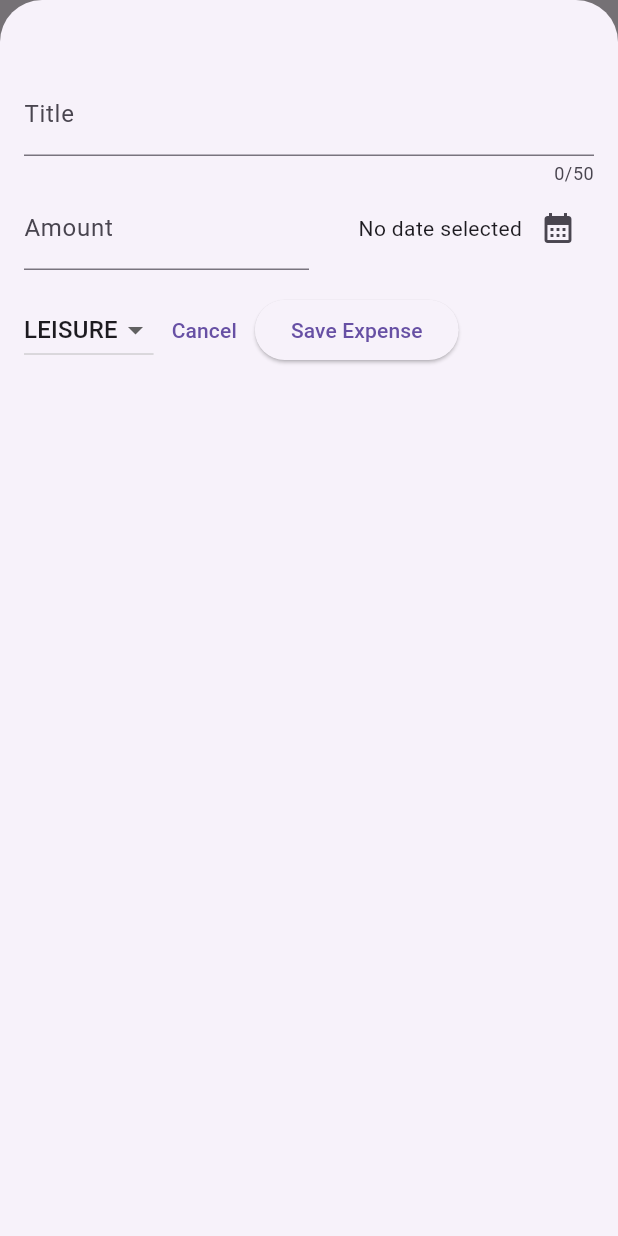
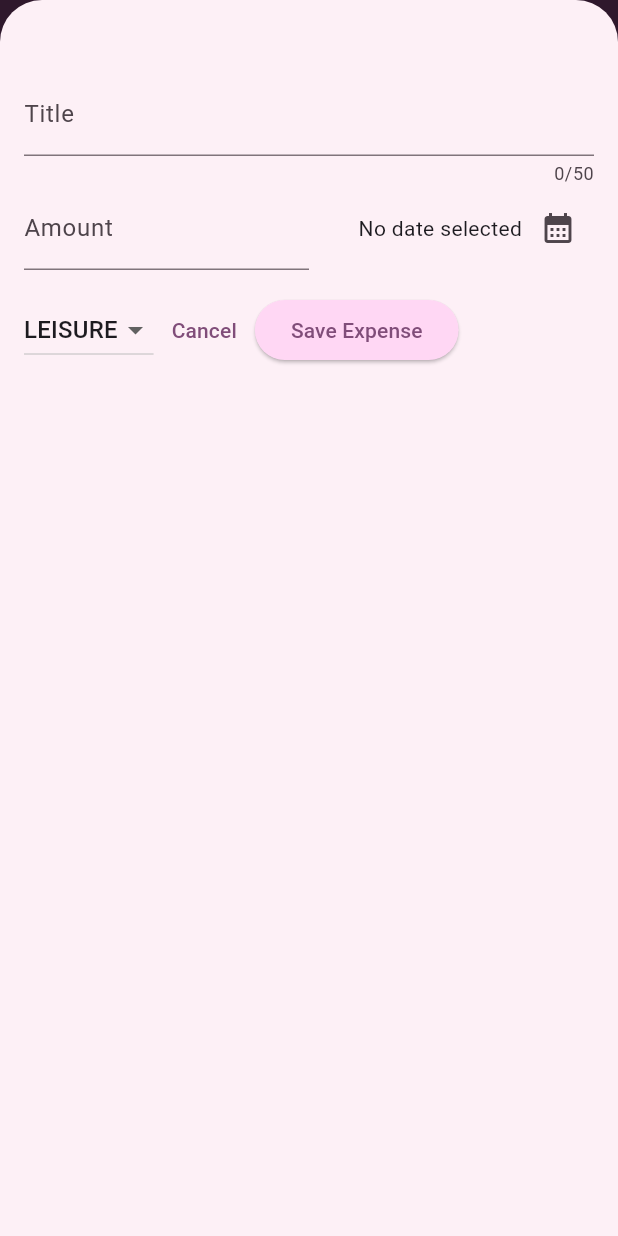
Before and after one commit to ir-sen/trackerappflutter, a Flutter app: the screen it shows after launch, after a tap on the "add" icon, on a phone screen of 412 x 824 dp. Run offline on Flutter 3.47's test engine with Material 3 defaults, Android fonts, the light colour scheme and no system bars.

Commit message:
add general theme in all elemnt

```diff
--- a/lib/main.dart
+++ b/lib/main.dart
@@ -1,11 +1,47 @@
 import 'package:flutter/material.dart';
 import 'package:trackerapp/widgets/expenses.dart';
+
+// this is chacnge color and setting in all applicatino
+
+var kColorScheme = ColorScheme.fromSeed(
+  seedColor: Color.fromARGB(255, 234, 21, 230)
+  );
 
 void main() {
 
   runApp(
     MaterialApp(
-      theme: ThemeData(useMaterial3: true),
+      theme:
+        ThemeData(
+          useMaterial3: true,
+        ).copyWith(
+          colorScheme: kColorScheme,
+          // set up to appbar
+          appBarTheme: const AppBarTheme().copyWith(
+            backgroundColor: kColorScheme.onPrimaryContainer,
+            foregroundColor: kColorScheme.primaryContainer
+          ),
+          // set upt card View in hole application
+          cardTheme: const CardTheme().copyWith(
+            color: kColorScheme.secondaryContainer,
+            margin: const EdgeInsets.all(16),
+          ),
+
+          elevatedButtonTheme: ElevatedButtonThemeData(
+              style: ElevatedButton.styleFrom(
+                backgroundColor: kColorScheme.primaryContainer,
+              ),
+            ),
+            textTheme: ThemeData().textTheme.copyWith(
+              titleLarge: TextStyle(
+                fontWeight: FontWeight.bold,
+                color: kColorScheme.onSecondaryContainer,
+                fontSize: 16,
+                ),
+
+            ),
+        ),
+
       home: const Expenses(),
     )
   );
--- a/lib/widgets/expense_item.dart
+++ b/lib/widgets/expense_item.dart
@@ -17,8 +17,12 @@ class ExpenseItem extends StatelessWidget {
           vertical: 16,
         ),
         child: Column(
+          crossAxisAlignment: CrossAxisAlignment.start,
           children: [
-            Text(expense.title),
+            Text(
+              expense.title,
+              style: Theme.of(context).textTheme.titleLarge,)
+              ,
             const SizedBox(height: 4,),
             Row (
               children: [
--- a/lib/widgets/expenses.dart
+++ b/lib/widgets/expenses.dart
@@ -1,3 +1,5 @@
+import 'dart:math';
+
 import 'package:flutter/material.dart';
 import 'package:trackerapp/new_expense.dart';
 import 'package:trackerapp/widgets/expenses_list.dart';
@@ -71,14 +73,47 @@ class _ExpensesState extends State<Expenses> {
     });
   }
 
+
+// like toas but in button
   void _removeExpense(Expense expense) {
+
+    final expenseIndex = _registeredExpenses.indexOf(expense);
+
     setState(() {
       _registeredExpenses.remove(expense);
     });
+    ScaffoldMessenger.of(context).clearSnackBars();
+    ScaffoldMessenger.of(context).showSnackBar(
+      SnackBar(
+        duration: const Duration(seconds: 3),
+        content: const Text('Expense deleted'),
+        action: SnackBarAction(
+          label: 'Undo',
+          onPressed: () {
+            setState(() {
+              _registeredExpenses.insert(expenseIndex, expense);
+            });
+          },
+        ),
+      ),
+      );
   }
+
+
 
   @override
   Widget build(BuildContext context) {
+
+    Widget mainContent = const Center(
+      child: Text('No expenses found. Start adding some!')
+      ,);
+
+    if (_registeredExpenses.isNotEmpty) {
+      mainContent = ExpensesList(
+              expenses: _registeredExpenses,
+              onRemoveExpense: _removeExpense,
+            );
+    }
 
     return  Scaffold(
       appBar: AppBar(
@@ -96,7 +131,7 @@ class _ExpensesState extends State<Expenses> {
           const Text('The chart loll'),
           Expanded(
             // Expanded to take all the available space in the Expenses widget
-            child: ExpensesList(expenses: _registeredExpenses, onRemoveExpense: _removeExpense,),
+            child: mainContent,
           )
         ],
       ),
--- a/lib/widgets/expenses_list.dart
+++ b/lib/widgets/expenses_list.dart
@@ -19,11 +19,19 @@ class ExpensesList extends StatelessWidget {
 
   @override
   Widget build(BuildContext context) {
+
+
+
     // build lisetView create only when we create or use this class and we don't know how big this list to be
     return ListView.builder(
       itemCount: expenses.length,
       itemBuilder: (ctx, index) => Dismissible(
         key: ValueKey(expenses[index]),
+        // if we swiping item we change color
+        background: Container(
+          color: Theme.of(context).colorScheme.error.withOpacity(0.75), //opacity faded bg
+          margin: Theme.of(context).cardTheme.margin,
+          ),
         onDismissed: (direction) {
           onRemoveExpense(expenses[index]);
         },
```
